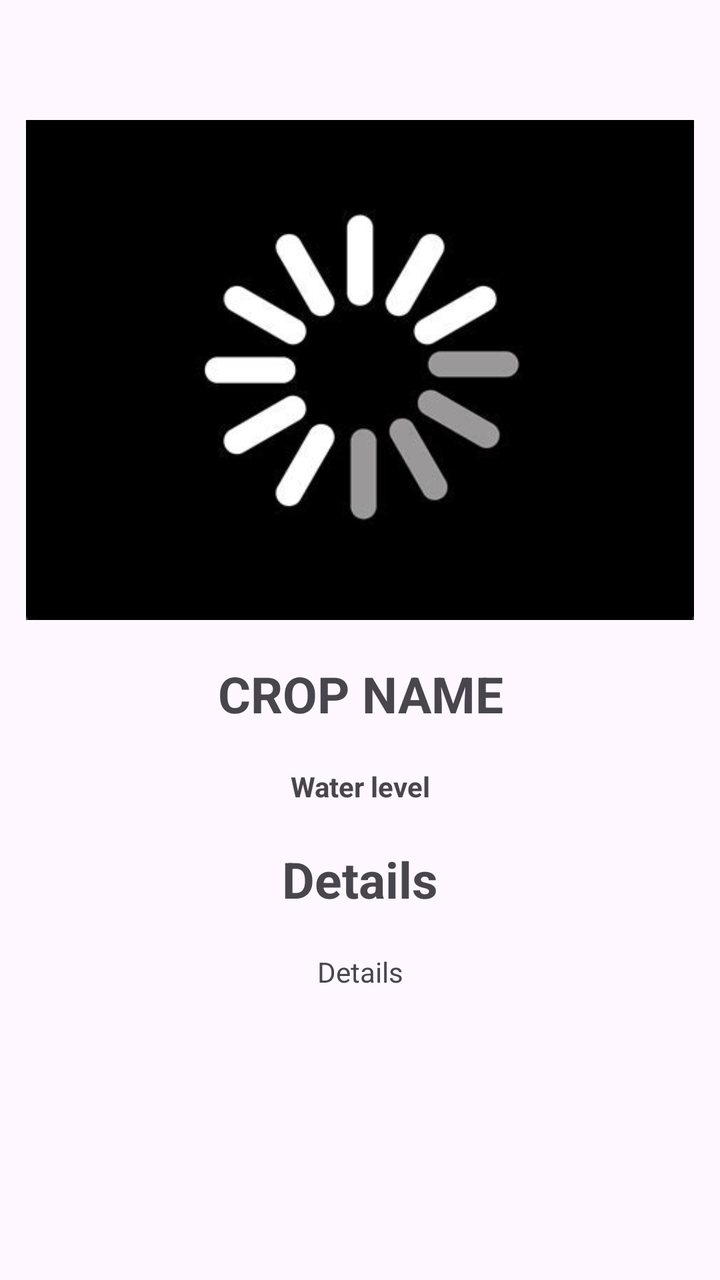
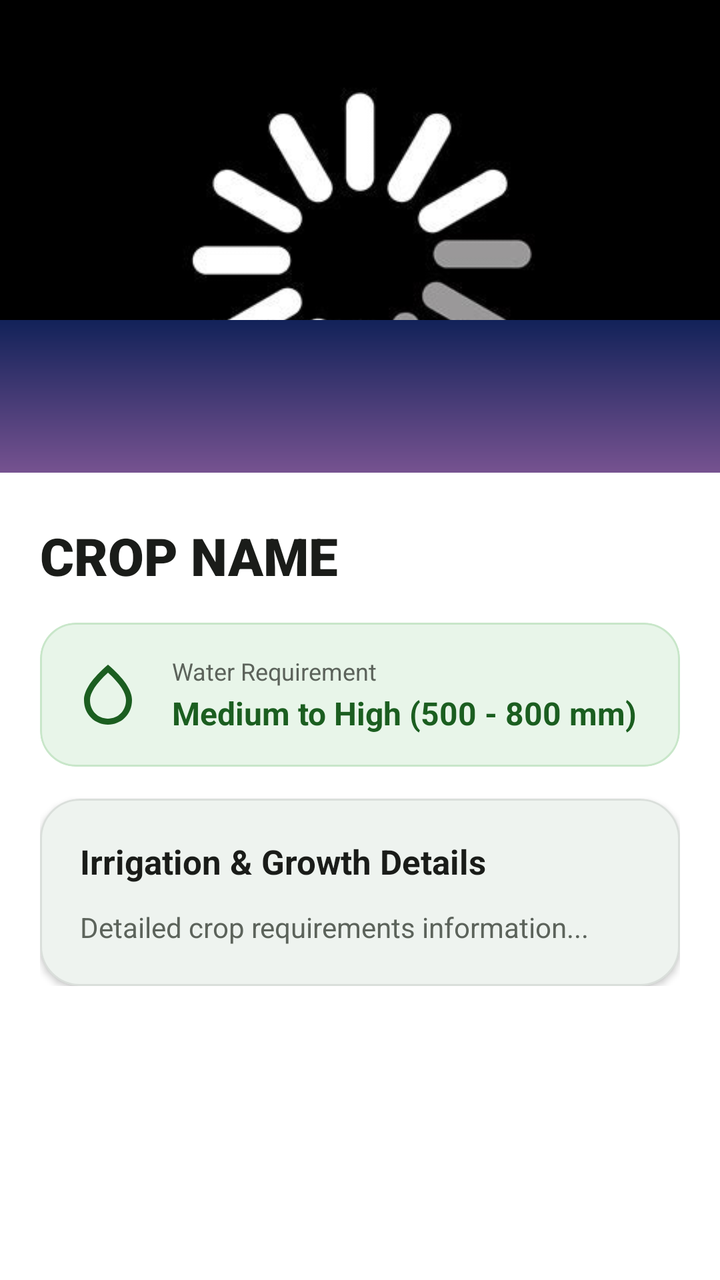

The first picture is an Android layout as it rendered before a commit; the second is the same layout after the commit. The layout source and the unified diff follow.
<!-- AndroidManifest.xml: application theme Theme.AGRICONNECT -->
<!-- res/layout/fragment_crop__detail.xml -->
<?xml version="1.0" encoding="utf-8"?>
<layout>
    <ScrollView xmlns:android="http://schemas.android.com/apk/res/android"
        android:id="@+id/scrollView"
        android:layout_width="match_parent"
        android:layout_height="match_parent"
        android:fillViewport="true">
<LinearLayout xmlns:android="http://schemas.android.com/apk/res/android"
    xmlns:tools="http://schemas.android.com/tools"
    android:layout_width="match_parent"
    android:layout_height="match_parent"
    tools:context=".Crop_Suggestion.Crop_Discription.Crop_Detail"
    android:orientation="vertical"
    android:layout_marginBottom="15dp">

    <ImageView
        android:layout_width="match_parent"
        android:layout_height="250dp"
        android:src="@drawable/loding"
        android:layout_marginTop="60dp"
        android:id="@+id/Crop_Image"
        />

    <TextView
        android:layout_width="match_parent"
        android:layout_height="wrap_content"
        android:text="CROP NAME"
        android:textAlignment="center"
        android:textSize="25dp"
        android:textStyle="bold"
        android:layout_marginTop="20dp"
        android:id="@+id/Crop_Name"/>
    <TextView
        android:layout_width="match_parent"
        android:layout_height="wrap_content"
        android:text="Water level"
        android:textAlignment="center"
        android:layout_marginTop="20dp"
        android:textStyle="bold"
        android:id="@+id/Crop_water_level"/>

    <TextView
        android:layout_width="match_parent"
        android:layout_height="wrap_content"
        android:text="Details"
        android:textAlignment="center"
        android:textSize="25dp"
        android:textStyle="bold"
        android:layout_marginTop="20dp"
        />
    <TextView
        android:layout_width="match_parent"
        android:layout_height="wrap_content"
        android:text="Details"
        android:textAlignment="center"
        android:layout_marginTop="20dp"
        android:id="@+id/Crop_Detail"/>


</LinearLayout>
    </ScrollView>
</layout>
<!-- resources referenced by this layout -->
<resources>
  <style name="Base.Theme.AGRICONNECT" parent="Theme.Material3.DayNight.NoActionBar">
          
           <item name="colorPrimary">#0CCEE7</item>
           <item name="colorPrimaryVariant">#0CCEE7</item>
           <item name="android:statusBarColor">#0CCEE7</item>
      </style>
  <!-- unchanged entries left out for length: 2 -->
</resources>

<!-- the commit's change to res/layout/fragment_crop__detail.xml (unified diff, before → after) -->
@@ -1,62 +1,159 @@
 <?xml version="1.0" encoding="utf-8"?>
-<layout>
-    <ScrollView xmlns:android="http://schemas.android.com/apk/res/android"
+<layout xmlns:android="http://schemas.android.com/apk/res/android"
+    xmlns:app="http://schemas.android.com/apk/res-auto"
+    xmlns:tools="http://schemas.android.com/tools">
+
+    <ScrollView
         android:id="@+id/scrollView"
         android:layout_width="match_parent"
         android:layout_height="match_parent"
+        android:background="?attr/colorSurface"
         android:fillViewport="true">
-<LinearLayout xmlns:android="http://schemas.android.com/apk/res/android"
-    xmlns:tools="http://schemas.android.com/tools"
-    android:layout_width="match_parent"
-    android:layout_height="match_parent"
-    tools:context=".Crop_Suggestion.Crop_Discription.Crop_Detail"
-    android:orientation="vertical"
-    android:layout_marginBottom="15dp">
 
-    <ImageView
-        android:layout_width="match_parent"
-        android:layout_height="250dp"
-        android:src="@drawable/loding"
-        android:layout_marginTop="60dp"
-        android:id="@+id/Crop_Image"
-        />
+        <LinearLayout
+            android:layout_width="match_parent"
+            android:layout_height="wrap_content"
+            android:orientation="vertical"
+            android:paddingBottom="36dp"
+            tools:context=".Crop_Suggestion.Crop_Discription.Crop_Detail">
 
-    <TextView
-        android:layout_width="match_parent"
-        android:layout_height="wrap_content"
-        android:text="CROP NAME"
-        android:textAlignment="center"
-        android:textSize="25dp"
-        android:textStyle="bold"
-        android:layout_marginTop="20dp"
-        android:id="@+id/Crop_Name"/>
-    <TextView
-        android:layout_width="match_parent"
-        android:layout_height="wrap_content"
-        android:text="Water level"
-        android:textAlignment="center"
-        android:layout_marginTop="20dp"
-        android:textStyle="bold"
-        android:id="@+id/Crop_water_level"/>
+            
+            <com.google.android.material.card.MaterialCardView
+                android:layout_width="match_parent"
+                android:layout_height="260dp"
+                app:cardCornerRadius="0dp"
+                app:cardElevation="0dp"
+                app:strokeWidth="0dp">
 
-    <TextView
-        android:layout_width="match_parent"
-        android:layout_height="wrap_content"
-        android:text="Details"
-        android:textAlignment="center"
-        android:textSize="25dp"
-        android:textStyle="bold"
-        android:layout_marginTop="20dp"
-        />
-    <TextView
-        android:layout_width="match_parent"
-        android:layout_height="wrap_content"
-        android:text="Details"
-        android:textAlignment="center"
-        android:layout_marginTop="20dp"
-        android:id="@+id/Crop_Detail"/>
+                <ImageView
+                    android:id="@+id/Crop_Image"
+                    android:layout_width="match_parent"
+                    android:layout_height="match_parent"
+                    android:scaleType="centerCrop"
+                    android:src="@drawable/loding" />
 
+                <View
+                    android:layout_width="match_parent"
+                    android:layout_height="100dp"
+                    android:layout_gravity="bottom"
+                    android:background="@drawable/gradient_bg" />
+            </com.google.android.material.card.MaterialCardView>
 
-</LinearLayout>
+            
+            <LinearLayout
+                android:layout_width="match_parent"
+                android:layout_height="wrap_content"
+                android:layout_marginTop="-24dp"
+                android:background="@drawable/bg_header_gradient"
+                android:backgroundTint="?attr/colorSurface"
+                android:orientation="vertical"
+                android:paddingHorizontal="20dp"
+                android:paddingTop="24dp">
+
+                
+                <TextView
+                    android:id="@+id/Crop_Name"
+                    android:layout_width="match_parent"
+                    android:layout_height="wrap_content"
+                    android:fontFamily="sans-serif-black"
+                    android:text="CROP NAME"
+                    android:textColor="@color/agri_text_primary"
+                    android:textSize="26sp"
+                    android:textStyle="bold" />
+
+                
+                <com.google.android.material.card.MaterialCardView
+                    android:layout_width="match_parent"
+                    android:layout_height="wrap_content"
+                    android:layout_marginTop="16dp"
+                    app:cardBackgroundColor="@color/agri_mint"
+                    app:cardCornerRadius="18dp"
+                    app:cardElevation="0dp"
+                    app:strokeColor="@color/agri_mint_dark"
+                    app:strokeWidth="1dp">
+
+                    <LinearLayout
+                        android:layout_width="match_parent"
+                        android:layout_height="wrap_content"
+                        android:gravity="center_vertical"
+                        android:orientation="horizontal"
+                        android:padding="16dp">
+
+                        <ImageView
+                            android:layout_width="36dp"
+                            android:layout_height="36dp"
+                            android:src="@drawable/ic_water_drop"
+                            app:tint="@color/agri_green_primary" />
+
+                        <LinearLayout
+                            android:layout_width="match_parent"
+                            android:layout_height="wrap_content"
+                            android:layout_marginStart="14dp"
+                            android:orientation="vertical">
+
+                            <TextView
+                                android:layout_width="wrap_content"
+                                android:layout_height="wrap_content"
+                                android:fontFamily="sans-serif"
+                                android:text="Water Requirement"
+                                android:textColor="@color/agri_text_secondary"
+                                android:textSize="12sp" />
+
+                            <TextView
+                                android:id="@+id/Crop_water_level"
+                                android:layout_width="wrap_content"
+                                android:layout_height="wrap_content"
+                                android:layout_marginTop="2dp"
+                                android:fontFamily="sans-serif-bold"
+                                android:text="Medium to High (500 - 800 mm)"
+                                android:textColor="@color/agri_green_primary"
+                                android:textSize="16sp"
+                                android:textStyle="bold" />
+                        </LinearLayout>
+                    </LinearLayout>
+                </com.google.android.material.card.MaterialCardView>
+
+                
+                <com.google.android.material.card.MaterialCardView
+                    android:layout_width="match_parent"
+                    android:layout_height="wrap_content"
+                    android:layout_marginTop="16dp"
+                    app:cardBackgroundColor="@color/white"
+                    app:cardCornerRadius="20dp"
+                    app:cardElevation="2dp"
+                    app:strokeColor="@color/agri_card_stroke_light"
+                    app:strokeWidth="1dp">
+
+                    <LinearLayout
+                        android:layout_width="match_parent"
+                        android:layout_height="wrap_content"
+                        android:orientation="vertical"
+                        android:padding="20dp">
+
+                        <TextView
+                            android:layout_width="wrap_content"
+                            android:layout_height="wrap_content"
+                            android:fontFamily="sans-serif-bold"
+                            android:text="Irrigation &amp; Growth Details"
+                            android:textColor="@color/agri_text_primary"
+                            android:textSize="17sp"
+                            android:textStyle="bold" />
+
+                        <TextView
+                            android:id="@+id/Crop_Detail"
+                            android:layout_width="match_parent"
+                            android:layout_height="wrap_content"
+                            android:layout_marginTop="12dp"
+                            android:fontFamily="sans-serif"
+                            android:lineSpacingExtra="5dp"
+                            android:text="Detailed crop requirements information..."
+                            android:textColor="@color/agri_text_secondary"
+                            android:textSize="14sp" />
+                    </LinearLayout>
+                </com.google.android.material.card.MaterialCardView>
+
+            </LinearLayout>
+
+        </LinearLayout>
     </ScrollView>
 </layout>
<!-- resource entries referenced after the edit -->
@@ -1,11 +1,80 @@
 <!-- resources referenced by this layout -->
 <resources>
+  <color name="agri_card_stroke_light">#15000000</color>
+  <color name="agri_green_primary">#1B5E20</color>
+  <color name="agri_mint">#E8F5E9</color>
+  <color name="agri_mint_dark">#C8E6C9</color>
+  <color name="agri_text_primary">#1A1C19</color>
+  <color name="agri_text_secondary">#5C635B</color>
+  <color name="white">#FFFFFFFF</color>
+  <!-- drawable bg_header_gradient (drawable) -->
+  <?xml version="1.0" encoding="utf-8"?>
+  <shape xmlns:android="http://schemas.android.com/apk/res/android"
+      android:shape="rectangle">
+      <gradient
+          android:angle="135"
+          android:startColor="#0D3B13"
+          android:centerColor="#1B5E20"
+          android:endColor="#2E7D32"
+          android:type="linear" />
+      <corners
+          android:bottomLeftRadius="32dp"
+          android:bottomRightRadius="32dp" />
+  </shape>
+  <!-- drawable gradient_bg (drawable) -->
+  <?xml version="1.0" encoding="utf-8"?>
+  <shape xmlns:android="http://schemas.android.com/apk/res/android"
+      android:shape="rectangle">
+      <gradient
+          android:angle="90"
+          android:startColor="#9561a1"
+          android:endColor="#122259"
+          android:type="linear"/>
+  </shape>
+  <!-- drawable ic_water_drop (drawable) -->
+  <vector xmlns:android="http://schemas.android.com/apk/res/android"
+      android:width="24dp"
+      android:height="24dp"
+      android:viewportWidth="24"
+      android:viewportHeight="24">
+    <path
+        android:fillColor="#FF1B5E20"
+        android:pathData="M12,2c-5.33,4.55 -8,8.48 -8,11.8 0,4.98 3.8,8.2 8,8.2s8,-3.22 8,-8.2c0,-3.32 -2.67,-7.25 -8,-11.8zM12,20c-3.35,0 -6,-2.57 -6,-6.2 0,-2.34 1.95,-5.44 6,-9.14 4.05,3.7 6,6.79 6,9.14 0,3.63 -2.65,6.2 -6,6.2z"/>
+  </vector>
   <style name="Base.Theme.AGRICONNECT" parent="Theme.Material3.DayNight.NoActionBar">
-          
-           <item name="colorPrimary">#0CCEE7</item>
-           <item name="colorPrimaryVariant">#0CCEE7</item>
-           <item name="android:statusBarColor">#0CCEE7</item>
+          <item name="colorPrimary">@color/md_theme_light_primary</item>
+          <item name="colorOnPrimary">@color/md_theme_light_onPrimary</item>
+          <item name="colorPrimaryContainer">@color/md_theme_light_primaryContainer</item>
+          <item name="colorOnPrimaryContainer">@color/md_theme_light_onPrimaryContainer</item>
+          <item name="colorSecondary">@color/md_theme_light_secondary</item>
+          <item name="colorOnSecondary">@color/md_theme_light_onSecondary</item>
+          <item name="colorSecondaryContainer">@color/md_theme_light_secondaryContainer</item>
+          <item name="colorOnSecondaryContainer">@color/md_theme_light_onSecondaryContainer</item>
+          <item name="colorError">@color/md_theme_light_error</item>
+          <item name="colorOnError">@color/md_theme_light_onError</item>
+          <item name="colorErrorContainer">@color/md_theme_light_errorContainer</item>
+          <item name="colorOnErrorContainer">@color/md_theme_light_onErrorContainer</item>
+          <item name="android:colorBackground">@color/md_theme_light_background</item>
+          <item name="colorOnBackground">@color/md_theme_light_onBackground</item>
+          <item name="colorSurface">@color/md_theme_light_surface</item>
+          <item name="colorOnSurface">@color/md_theme_light_onSurface</item>
       </style>
+  <color name="md_theme_light_primary">#1B5E20</color>
+  <color name="md_theme_light_onPrimary">#FFFFFF</color>
+  <color name="md_theme_light_primaryContainer">#D8F3DC</color>
+  <color name="md_theme_light_onPrimaryContainer">#002105</color>
+  <color name="md_theme_light_secondary">#388E3C</color>
+  <color name="md_theme_light_onSecondary">#FFFFFF</color>
+  <color name="md_theme_light_secondaryContainer">#E8F5E9</color>
+  <color name="md_theme_light_onSecondaryContainer">#0B2F10</color>
+  <color name="md_theme_light_error">#BA1A1A</color>
+  <color name="md_theme_light_onError">#FFFFFF</color>
+  <color name="md_theme_light_errorContainer">#FFDAD6</color>
+  <color name="md_theme_light_onErrorContainer">#410002</color>
+  <color name="md_theme_light_background">#F8FAF7</color>
+  <color name="md_theme_light_onBackground">#191C19</color>
+  <color name="md_theme_light_surface">#FFFFFF</color>
+  <color name="md_theme_light_onSurface">#191C19</color>
   <!-- unchanged entries left out for length: 2 -->
 </resources>
 
